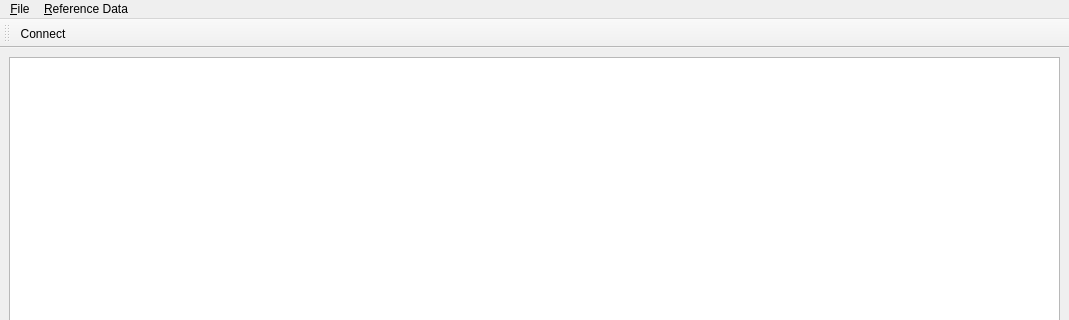
First picture: the form in projects/ores.qt/MainWindow.ui, repository OreStudio/OreStudio, before the edit; both pictures show x 0 to 1069 and y 0 to 320 of the 1069 by 672 pixel window.
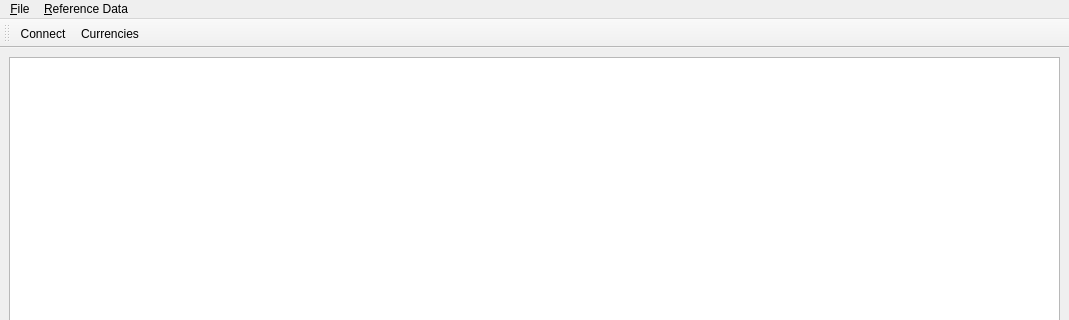
Second picture: the form after the edit. Icons and pictures are not drawn.

Commit message: [qt] use new icons

```diff
--- a/projects/ores.qt/MainWindow.ui
+++ b/projects/ores.qt/MainWindow.ui
@@ -69,6 +69,7 @@
     <bool>false</bool>
    </attribute>
    <addaction name="ActionConnect"/>
+   <addaction name="CurrenciesAction"/>
   </widget>
   <action name="ExitAction">
    <property name="text">
```
Left out of the diff: 9 changed lines with no effect on the pictures.
